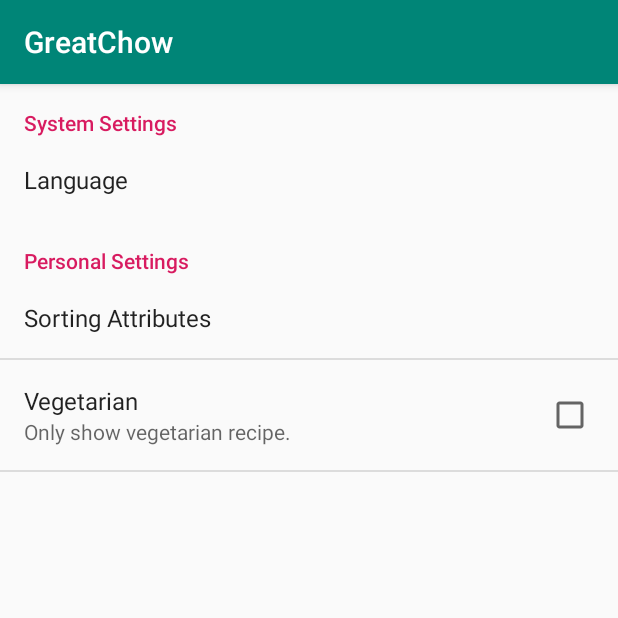
After one commit to rustylocks79/GreatChow, an Android app: the SettingsActivity screen opened directly, with no data from a screen before it, on a phone screen of 412 x 824 dp, the top half of it. The commit adds this screen. Run offline under Robolectric (Android 15) with nearby library versions, the phone set to English and light mode, and no system bars.

Commit message:
made a change.

```diff
--- a/app/src/main/AndroidManifest.xml
+++ b/app/src/main/AndroidManifest.xml
@@ -16,6 +16,9 @@
                 <category android:name="android.intent.category.LAUNCHER"/>
             </intent-filter>
         </activity>
+        <activity
+                android:name=".SettingsActivity"
+                android:screenOrientation="portrait" />
     </application>
 
 </manifest>
--- /dev/null
+++ b/app/src/main/java/edu/psu/bjx2020/greatchow/SettingsActivity.java
@@ -0,0 +1,22 @@
+package edu.psu.bjx2020.greatchow;
+
+import android.os.Bundle;
+import android.preference.PreferenceFragment;
+import androidx.appcompat.app.AppCompatActivity;
+
+public class SettingsActivity extends AppCompatActivity {
+    @Override
+    protected void onCreate (Bundle savedInstanceState){
+        super.onCreate(savedInstanceState);
+        setContentView(R.layout.activity_settings);
+    }
+
+    public static class SettingsFragment extends PreferenceFragment{
+        @Override
+        public void onCreate(Bundle savedInstanceState){
+            super.onCreate (savedInstanceState);
+
+            addPreferencesFromResource(R.xml.preferences);
+        }
+    }
+}
--- /dev/null
+++ b/app/src/main/res/layout/activity_settings.xml
@@ -0,0 +1,12 @@
+<?xml version="1.0" encoding="utf-8"?>
+<FrameLayout xmlns:android="http://schemas.android.com/apk/res/android"
+             android:layout_width="match_parent"
+             android:layout_height="match_parent" >
+    <fragment
+            android:id = "@+id/frag_settings"
+
+            class ="edu.psu.bjx2020.greatchow.SettingsActivity$SettingsFragment"
+
+            android:layout_width="match_parent"
+            android:layout_height="match_parent"/>
+</FrameLayout>
--- /dev/null
+++ b/app/src/main/res/values/arrays.xml
@@ -0,0 +1,26 @@
+<?xml version="1.0" encoding="utf-8"?>
+<resources xmlns:tools="http://schemas.android.com/tools">
+    <string-array name="Language">
+        <item>English (US)</item>
+        <item>English (UK)</item>
+        <item>French (France)</item>
+        <item>Chinese (China)</item>
+    </string-array>
+
+    <string-array name="languageAlias">
+        <item>"en-US"</item>
+        <item>"en-GB"</item>
+        <item>"fr-FR"</item>
+        <item>"ch-CHN"</item>
+    </string-array>
+
+    <string-array name="sorting">
+        <item>"Alphabetical"</item>
+        <item>"Most recent"</item>
+    </string-array>
+
+    <string-array name="sortingAttributes">
+        <item>"Alp"</item>
+        <item>"Time"</item>
+    </string-array>
+</resources>
--- a/app/src/main/res/values/strings.xml
+++ b/app/src/main/res/values/strings.xml
@@ -1,3 +1,9 @@
 <resources>
     <string name="app_name">GreatChow</string>
+    <string name="preference_setting">Setting</string>
+    <string name="default_lang">English</string>
+    <string name="pref_vege">Vegetarian</string>
+    <string name="pref_vege_summ">Only show vegetarian recipe.</string>
+    <string name="sys_setting">System Settings</string>
+    <string name="personal_setting">Personal Settings</string>
 </resources>
--- /dev/null
+++ b/app/src/main/res/xml/preferences.xml
@@ -0,0 +1,31 @@
+<?xml version="1.0" encoding="utf-8"?>
+<PreferenceScreen xmlns:android="http://schemas.android.com/apk/res/android">
+
+    <PreferenceCategory
+        android:title="@string/sys_setting">
+        <ListPreference
+                android:key="language_preference"
+                android:title="Language"
+                android:entries="@array/Language"
+                android:entryValues="@array/languageAlias"
+                android:defaultValue="en-US"
+        />
+    </PreferenceCategory>
+
+    <PreferenceCategory
+            android:title="@string/personal_setting">
+    <ListPreference
+            android:key="sorting_preference"
+            android:title="Sorting Attributes"
+            android:entries="@array/sorting"
+            android:entryValues="@array/sortingAttributes"
+            android:defaultValue="Alp"
+    />
+
+    <CheckBoxPreference
+            android:key="@string/pref_vege"
+            android:title="@string/pref_vege"
+            android:summary="@string/pref_vege_summ"
+            android:defaultValue="false" />
+    </PreferenceCategory>
+</PreferenceScreen>
```
Also changed, not shown: app/src/main/java/edu/psu/bjx2020/greatchow/MainActivity.java (+43 -16 lines), app/src/main/res/menu/menu_main.xml (added, +12 -0 lines).
